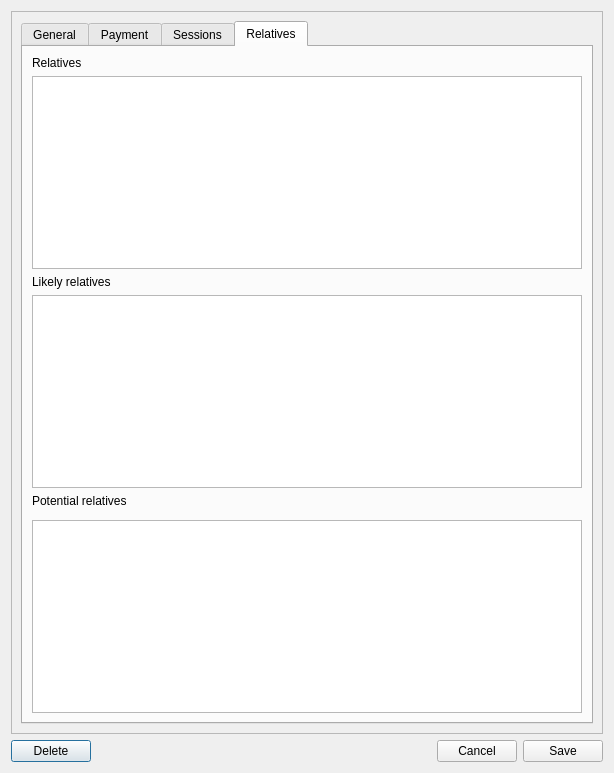
Above: packages/memmer/gui/ui_files/MemberDialog.ui from Krzmbrzl/memmer before the change. Below: the same form after it.
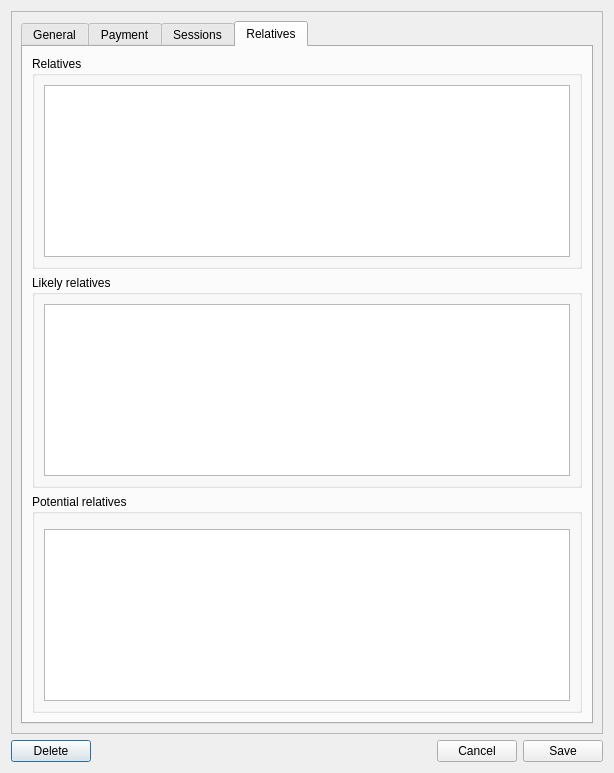
That is the form after the change. The open tabs and pages were chosen to show the change. Custom widgets are drawn as their Qt base class.

Commit message: Use group boxes instead of title labels

Diff of the .ui file:
```diff
--- a/packages/memmer/gui/ui_files/MemberDialog.ui
+++ b/packages/memmer/gui/ui_files/MemberDialog.ui
@@ -25,7 +25,7 @@
         <x>0</x>
         <y>0</y>
         <width>577</width>
-        <height>728</height>
+        <height>722</height>
        </rect>
       </property>
       <layout class="QVBoxLayout" name="verticalLayout_3">
@@ -731,12 +731,11 @@
           </attribute>
           <layout class="QVBoxLayout" name="verticalLayout_6">
            <item>
-            <widget class="QLabel" name="relatives_label">
-             <property name="text">
+            <widget class="QGroupBox" name="relatives_group">
+             <property name="title">
               <string>Relatives</string>
              </property>
-            </widget>
-           </item>
+             <layout class="QVBoxLayout" name="verticalLayout_9">
            <item>
             <widget class="QTableView" name="relatives_table">
              <property name="verticalScrollBarPolicy">
@@ -762,13 +761,15 @@
              </property>
             </widget>
            </item>
+             </layout>
+            </widget>
+           </item>
            <item>
-            <widget class="QLabel" name="likely_relatives_label">
-             <property name="text">
+            <widget class="QGroupBox" name="likely_relatives_group">
+             <property name="title">
               <string>Likely relatives</string>
              </property>
-            </widget>
-           </item>
+             <layout class="QVBoxLayout" name="verticalLayout_10">
            <item>
             <widget class="QTableView" name="likely_relatives_table">
              <property name="verticalScrollBarPolicy">
@@ -794,13 +795,15 @@
              </property>
             </widget>
            </item>
+             </layout>
+            </widget>
+           </item>
            <item>
-            <widget class="QLabel" name="potential_relatives_label">
-             <property name="text">
+            <widget class="QGroupBox" name="potential_relatives_group">
+             <property name="title">
               <string>Potential relatives</string>
              </property>
-            </widget>
-           </item>
+             <layout class="QVBoxLayout" name="verticalLayout_11">
            <item>
             <widget class="FilterWidget" name="potential_relatives_search" native="true"/>
            </item>
@@ -827,6 +830,9 @@
              <property name="horizontalScrollMode">
               <enum>QAbstractItemView::ScrollMode::ScrollPerPixel</enum>
              </property>
+               </widget>
+              </item>
+             </layout>
             </widget>
            </item>
           </layout>
```
Lines whose indentation alone changed are shown as unchanged. The commit also changes 1 other file.
